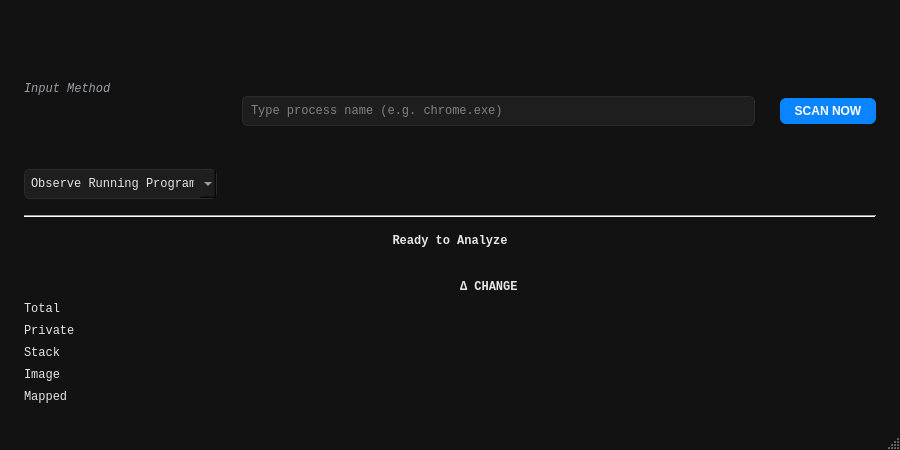
The window that mainwindow.ui (justsomerandomdude264/memyze) describes before a commit, drawn with Qt 5.
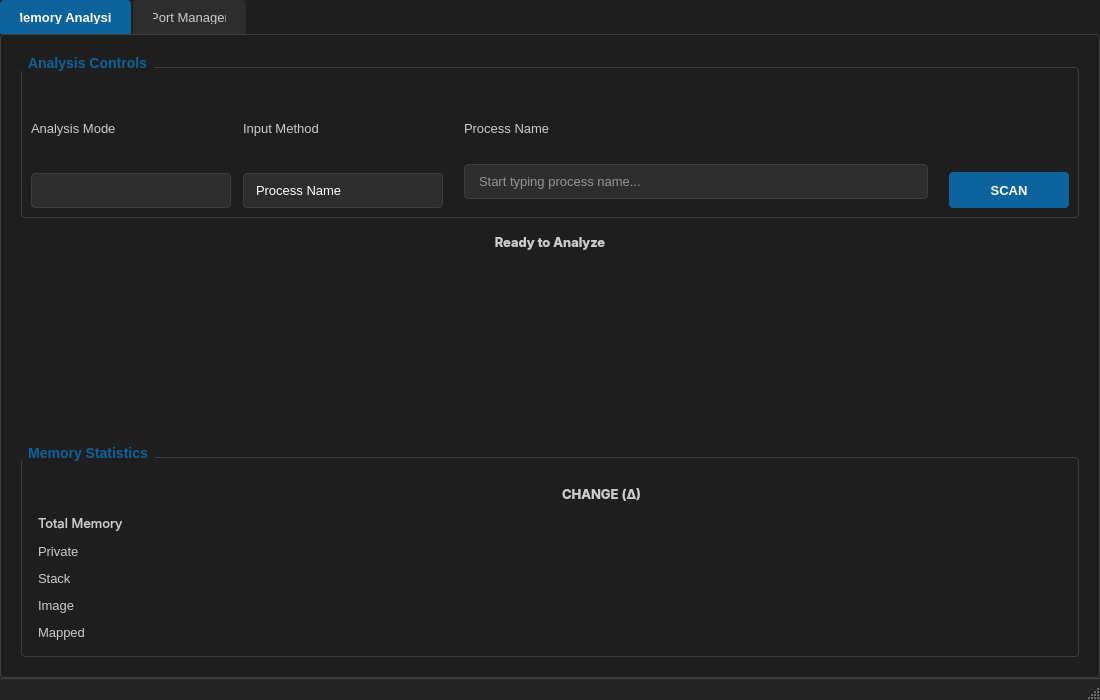
The same window after the commit. The open tabs and pages were chosen to show the change. Icons and pictures are not drawn.

Commit message: Refactor the code, add multi threading and port manager also improving the ui

```diff
--- a/mainwindow.ui
+++ b/mainwindow.ui
@@ -6,11 +6,16 @@
    <rect>
     <x>0</x>
     <y>0</y>
-    <width>900</width>
-    <height>450</height>
+    <width>1100</width>
+    <height>700</height>
    </rect>
   </property>
-
+  <property name="minimumSize">
+   <size>
+    <width>900</width>
+    <height>600</height>
+   </size>
+  </property>
   <property name="windowTitle">
    <string>Memyze</string>
   </property>
@@ -18,157 +23,821 @@
   <!-- ===================== GLOBAL DARK STYLE ===================== -->
   <property name="styleSheet">
    <string notr="true">
-    QMainWindow { background-color: #121212; }
+/* Main Window - Modern Dark Theme */
+QMainWindow {
+    background-color: #1e1e1e;
+}
 
-    QLabel {
-        font-family: Consolas;
-        color: #e6e6e6;
-    }
+/* Tab Widget */
+QTabWidget::pane {
+    border: 1px solid #3e3e3e;
+    background-color: #1e1e1e;
+    border-radius: 4px;
+}
 
-    QLabel#methodLabel { color: #9aa0a6; }
+QTabBar::tab {
+    background-color: #2d2d2d;
+    color: #cccccc;
+    padding: 10px 20px;
+    margin-right: 2px;
+    border-top-left-radius: 4px;
+    border-top-right-radius: 4px;
+    font-family: -apple-system, BlinkMacSystemFont, 'Segoe UI', Roboto, Ubuntu, sans-serif;
+    font-size: 13px;
+}
 
-    QLineEdit, QComboBox {
-        background-color: #1e1e1e;
-        border: 1px solid #2c2c2c;
-        border-radius: 6px;
-        padding: 6px;
-        color: #e6e6e6;
-        font-family: Consolas;
-    }
+QTabBar::tab:selected {
+    background-color: #0e639c;
+    color: white;
+    font-weight: bold;
+}
 
     QLineEdit:focus, QComboBox:focus {
         border: 1px solid #0a84ff;
     }
 
-    QPushButton {
-        background-color: #0a84ff;
-        color: white;
-        border-radius: 6px;
-        padding: 6px 14px;
-    }
+/* Labels */
+QLabel {
+    color: #cccccc;
+    font-family: -apple-system, BlinkMacSystemFont, 'Segoe UI', Roboto, Ubuntu, sans-serif;
+    font-size: 13px;
+}
 
-    QPushButton:hover { background-color: #006edc; }
-    QPushButton:pressed { background-color: #005bb5; }
+QLabel#sectionTitle {
+    font-size: 16px;
+    font-weight: bold;
+    color: #ffffff;
+    padding: 5px 0px;
+}
 
-    QFrame[frameShape="4"] { color: #2c2c2c; }
+QLabel#subtitle {
+    color: #888888;
+    font-size: 12px;
+    font-style: italic;
+}
+
+/* Input Fields */
+QLineEdit, QComboBox {
+    background-color: #2d2d2d;
+    border: 1px solid #3e3e3e;
+    border-radius: 4px;
+    padding: 8px 12px;
+    color: #ffffff;
+    font-family: -apple-system, BlinkMacSystemFont, 'Segoe UI', Roboto, Ubuntu, monospace;
+    font-size: 13px;
+    selection-background-color: #0e639c;
+}
+
+QLineEdit:focus, QComboBox:focus {
+    border: 1px solid #0e639c;
+    background-color: #252525;
+}
+
+QLineEdit:hover, QComboBox:hover {
+    border: 1px solid #505050;
+}
+
+QComboBox::drop-down {
+    border: none;
+    width: 20px;
+}
+
+QComboBox::down-arrow {
+    image: url(:/icons/down-arrow.png);
+    width: 12px;
+    height: 12px;
+}
+
+/* Buttons */
+QPushButton {
+    background-color: #0e639c;
+    color: white;
+    border: none;
+    border-radius: 4px;
+    padding: 10px 20px;
+    font-family: -apple-system, BlinkMacSystemFont, 'Segoe UI', Roboto, Ubuntu, sans-serif;
+    font-size: 13px;
+    font-weight: bold;
+}
+
+QPushButton:hover {
+    background-color: #1177bb;
+}
+
+QPushButton:pressed {
+    background-color: #0d5689;
+}
+
+QPushButton:disabled {
+    background-color: #3e3e3e;
+    color: #666666;
+}
+
+QPushButton#killPortButton {
+    background-color: #c42b1c;
+}
+
+QPushButton#killPortButton:hover {
+    background-color: #e81123;
+}
+
+QPushButton#killPortButton:pressed {
+    background-color: #a21919;
+}
+
+QPushButton#refreshButton {
+    background-color: #107c10;
+}
+
+QPushButton#refreshButton:hover {
+    background-color: #13a313;
+}
+
+/* Table Widget */
+QTableWidget {
+    background-color: #252525;
+    border: 1px solid #3e3e3e;
+    border-radius: 4px;
+    gridline-color: #3e3e3e;
+    color: #cccccc;
+    font-family: -apple-system, BlinkMacSystemFont, 'Segoe UI', Roboto, Ubuntu, monospace;
+    font-size: 12px;
+}
+
+QTableWidget::item {
+    padding: 5px;
+}
+
+QTableWidget::item:selected {
+    background-color: #0e639c;
+    color: white;
+}
+
+QTableWidget::item:hover {
+    background-color: #2d2d2d;
+}
+
+QHeaderView::section {
+    background-color: #2d2d2d;
+    color: #ffffff;
+    padding: 8px;
+    border: none;
+    border-bottom: 2px solid #0e639c;
+    font-weight: bold;
+    font-size: 12px;
+}
+
+QTableWidget QTableCornerButton::section {
+    background-color: #2d2d2d;
+    border: none;
+}
+
+/* Checkboxes */
+QCheckBox {
+    color: #cccccc;
+    spacing: 8px;
+    font-family: -apple-system, BlinkMacSystemFont, 'Segoe UI', Roboto, Ubuntu, sans-serif;
+    font-size: 13px;
+}
+
+QCheckBox::indicator {
+    width: 18px;
+    height: 18px;
+    border: 1px solid #3e3e3e;
+    border-radius: 3px;
+    background-color: #2d2d2d;
+}
+
+QCheckBox::indicator:checked {
+    background-color: #0e639c;
+    border: 1px solid #0e639c;
+}
+
+QCheckBox::indicator:hover {
+    border: 1px solid #0e639c;
+}
+
+/* Group Boxes */
+QGroupBox {
+    border: 1px solid #3e3e3e;
+    border-radius: 4px;
+    margin-top: 12px;
+    padding-top: 12px;
+    color: #ffffff;
+    font-weight: bold;
+    font-size: 14px;
+}
+
+QGroupBox::title {
+    subcontrol-origin: margin;
+    subcontrol-position: top left;
+    padding: 0 5px;
+    color: #0e639c;
+}
+
+/* Scroll Bars */
+QScrollBar:vertical {
+    background-color: #1e1e1e;
+    width: 12px;
+    border-radius: 6px;
+}
+
+QScrollBar::handle:vertical {
+    background-color: #3e3e3e;
+    border-radius: 6px;
+    min-height: 20px;
+}
+
+QScrollBar::handle:vertical:hover {
+    background-color: #505050;
+}
+
+QScrollBar:horizontal {
+    background-color: #1e1e1e;
+    height: 12px;
+    border-radius: 6px;
+}
+
+QScrollBar::handle:horizontal {
+    background-color: #3e3e3e;
+    border-radius: 6px;
+    min-width: 20px;
+}
+
+QScrollBar::add-line, QScrollBar::sub-line {
+    background: none;
+    border: none;
+}
+
+/* Status Bar */
+QStatusBar {
+    background-color: #252525;
+    color: #888888;
+    border-top: 1px solid #3e3e3e;
+    font-size: 11px;
+}
+
+/* Separators */
+QFrame[frameShape=&quot;4&quot;], QFrame[frameShape=&quot;5&quot;] {
+    color: #3e3e3e;
+    background-color: #3e3e3e;
+}
    </string>
   </property>
-
   <widget class="QWidget" name="centralwidget">
-   <layout class="QVBoxLayout" name="mainLayout">
-    <property name="spacing"><number>16</number></property>
-    <property name="leftMargin"><number>24</number></property>
-    <property name="topMargin"><number>24</number></property>
-    <property name="rightMargin"><number>24</number></property>
-    <property name="bottomMargin"><number>24</number></property>
-
-    <!-- ===================== TOP CONTROLS ===================== -->
+   <layout class="QVBoxLayout" name="verticalLayout">
+    <property name="spacing">
+     <number>0</number>
+    </property>
+    <property name="leftMargin">
+     <number>0</number>
+    </property>
+    <property name="topMargin">
+     <number>0</number>
+    </property>
+    <property name="rightMargin">
+     <number>0</number>
+    </property>
+    <property name="bottomMargin">
+     <number>0</number>
+    </property>
     <item>
-     <layout class="QHBoxLayout">
-      <item>
-       <layout class="QVBoxLayout">
+     <widget class="QTabWidget" name="tabWidget">
+      <property name="currentIndex">
+       <number>1</number>
+      </property>
+      <widget class="QWidget" name="memoryTab">
+       <attribute name="title">
+        <string>Memory Analysis</string>
+       </attribute>
+       <layout class="QVBoxLayout" name="verticalLayout_2">
+        <property name="spacing">
+         <number>16</number>
+        </property>
+        <property name="leftMargin">
+         <number>20</number>
+        </property>
+        <property name="topMargin">
+         <number>20</number>
+        </property>
+        <property name="rightMargin">
+         <number>20</number>
+        </property>
+        <property name="bottomMargin">
+         <number>20</number>
+        </property>
         <item>
-         <widget class="QLabel" name="methodLabel">
-          <property name="text"><string>Input Method</string></property>
-          <property name="font"><font><italic>true</italic></font></property>
+         <widget class="QGroupBox" name="controlsGroup">
+          <property name="title">
+           <string>Analysis Controls</string>
+          </property>
+          <layout class="QVBoxLayout" name="verticalLayout_3">
+           <property name="spacing">
+            <number>12</number>
+           </property>
+           <item>
+            <layout class="QHBoxLayout" name="horizontalLayout">
+             <property name="spacing">
+              <number>12</number>
+             </property>
+             <item>
+              <layout class="QVBoxLayout" name="verticalLayout_4">
+               <property name="spacing">
+                <number>6</number>
+               </property>
+               <item>
+                <widget class="QLabel" name="label_2">
+                 <property name="text">
+                  <string>Analysis Mode</string>
+                 </property>
+                </widget>
+               </item>
+               <item>
+                <widget class="QComboBox" name="analysisModeCombo">
+                 <property name="minimumSize">
+                  <size>
+                   <width>200</width>
+                   <height>0</height>
+                  </size>
+                 </property>
+                </widget>
+               </item>
+              </layout>
+             </item>
+             <item>
+              <layout class="QVBoxLayout" name="verticalLayout_5">
+               <property name="spacing">
+                <number>6</number>
+               </property>
+               <item>
+                <widget class="QLabel" name="label_3">
+                 <property name="text">
+                  <string>Input Method</string>
+                 </property>
+                </widget>
+               </item>
+               <item>
+                <widget class="QComboBox" name="modeComboBox">
+                 <property name="minimumSize">
+                  <size>
+                   <width>200</width>
+                   <height>0</height>
+                  </size>
+                 </property>
+                 <item>
+                  <property name="text">
+                   <string>Process Name</string>
+                  </property>
+                 </item>
+                 <item>
+                  <property name="text">
+                   <string>PID Number</string>
+                  </property>
+                 </item>
+                </widget>
+               </item>
+              </layout>
+             </item>
+             <item>
+              <widget class="QStackedWidget" name="stackedWidget">
+               <property name="sizePolicy">
+                <sizepolicy hsizetype="Expanding" vsizetype="Preferred">
+                 <horstretch>0</horstretch>
+                 <verstretch>0</verstretch>
+                </sizepolicy>
+               </property>
+               <widget class="QWidget" name="page">
+                <layout class="QVBoxLayout" name="verticalLayout_6">
+                 <property name="spacing">
+                  <number>6</number>
+                 </property>
+                 <item>
+                  <widget class="QLabel" name="label_4">
+                   <property name="text">
+                    <string>Process Name</string>
+                   </property>
+                  </widget>
+                 </item>
+                 <item>
+                  <widget class="QLineEdit" name="processNameLineEdit">
+                   <property name="placeholderText">
+                    <string>Start typing process name...</string>
+                   </property>
+                  </widget>
+                 </item>
+                </layout>
+               </widget>
+               <widget class="QWidget" name="page_2">
+                <layout class="QVBoxLayout" name="verticalLayout_7">
+                 <property name="spacing">
+                  <number>6</number>
+                 </property>
+                 <item>
+                  <widget class="QLabel" name="label_5">
+                   <property name="text">
+                    <string>Process ID</string>
+                   </property>
+                  </widget>
+                 </item>
+                 <item>
+                  <widget class="QLineEdit" name="pidLineEdit">
+                   <property name="placeholderText">
+                    <string>Enter PID number...</string>
+                   </property>
+                  </widget>
+                 </item>
+                </layout>
+               </widget>
+              </widget>
+             </item>
+             <item>
+              <layout class="QVBoxLayout" name="verticalLayout_8">
+               <property name="spacing">
+                <number>6</number>
+               </property>
+               <item>
+                <widget class="QLabel" name="label_6">
+                 <property name="text">
+                  <string/>
+                 </property>
+                </widget>
+               </item>
+               <item>
+                <widget class="QPushButton" name="scanButton">
+                 <property name="minimumSize">
+                  <size>
+                   <width>120</width>
+                   <height>36</height>
+                  </size>
+                 </property>
+                 <property name="text">
+                  <string>SCAN</string>
+                 </property>
+                </widget>
+               </item>
+              </layout>
+             </item>
+            </layout>
+           </item>
+          </layout>
          </widget>
         </item>
         <item>
-         <widget class="QComboBox" name="modeComboBox">
-          <item><property name="text"><string>Observe Running Program</string></property></item>
-          <item><property name="text"><string>Enter PID Manually</string></property></item>
+         <widget class="QLabel" name="infoLabel">
+          <property name="sizePolicy">
+           <sizepolicy hsizetype="Preferred" vsizetype="Fixed">
+            <horstretch>0</horstretch>
+            <verstretch>0</verstretch>
+           </sizepolicy>
+          </property>
+          <property name="font">
+           <font>
+            <family>-apple-system</family>
+            <pointsize>-1</pointsize>
+            <bold>true</bold>
+           </font>
+          </property>
+          <property name="text">
+           <string>Ready to Analyze</string>
+          </property>
+          <property name="alignment">
+           <set>Qt::AlignmentFlag::AlignCenter</set>
+          </property>
          </widget>
         </item>
+        <item>
+         <widget class="QWidget" name="memoryBarPlaceholder" native="true">
+          <property name="sizePolicy">
+           <sizepolicy hsizetype="Preferred" vsizetype="Expanding">
+            <horstretch>0</horstretch>
+            <verstretch>0</verstretch>
+           </sizepolicy>
+          </property>
+          <property name="minimumSize">
+           <size>
+            <width>0</width>
+            <height>80</height>
+           </size>
+          </property>
+         </widget>
+        </item>
+        <item>
+         <widget class="QGroupBox" name="statsGroup">
+          <property name="title">
+           <string>Memory Statistics</string>
+          </property>
+          <layout class="QGridLayout" name="gridLayout">
+           <property name="leftMargin">
+            <number>16</number>
+           </property>
+           <property name="topMargin">
+            <number>16</number>
+           </property>
+           <property name="rightMargin">
+            <number>16</number>
+           </property>
+           <property name="bottomMargin">
+            <number>16</number>
+           </property>
+           <property name="horizontalSpacing">
+            <number>24</number>
+           </property>
+           <property name="verticalSpacing">
+            <number>12</number>
+           </property>
+           <item row="0" column="1">
+            <widget class="QLabel" name="label_7">
+             <property name="font">
+              <font>
+               <family>-apple-system</family>
+               <pointsize>-1</pointsize>
+               <bold>true</bold>
+              </font>
+             </property>
+             <property name="text">
+              <string>CHANGE (Δ)</string>
+             </property>
+            </widget>
+           </item>
+           <item row="1" column="0">
+            <widget class="QLabel" name="label_8">
+             <property name="font">
+              <font>
+               <family>-apple-system</family>
+               <pointsize>-1</pointsize>
+              </font>
+             </property>
+             <property name="text">
+              <string>Total Memory</string>
+             </property>
+            </widget>
+           </item>
+           <item row="1" column="1">
+            <widget class="QLabel" name="totalChangeLabel">
+             <property name="font">
+              <font>
+               <family>-apple-system</family>
+               <pointsize>-1</pointsize>
+               <bold>true</bold>
+              </font>
+             </property>
+             <property name="text">
+              <string/>
+             </property>
+            </widget>
+           </item>
+           <item row="2" column="0">
+            <widget class="QLabel" name="label_9">
+             <property name="text">
+              <string>Private</string>
+             </property>
+            </widget>
+           </item>
+           <item row="2" column="1">
+            <widget class="QLabel" name="pvtChangeLabel">
+             <property name="text">
+              <string/>
+             </property>
+            </widget>
+           </item>
+           <item row="3" column="0">
+            <widget class="QLabel" name="label_10">
+             <property name="text">
+              <string>Stack</string>
+             </property>
+            </widget>
+           </item>
+           <item row="3" column="1">
+            <widget class="QLabel" name="stkChangeLabel">
+             <property name="text">
+              <string/>
+             </property>
+            </widget>
+           </item>
+           <item row="4" column="0">
+            <widget class="QLabel" name="label_11">
+             <property name="text">
+              <string>Image</string>
+             </property>
+            </widget>
+           </item>
+           <item row="4" column="1">
+            <widget class="QLabel" name="imgChangeLabel">
+             <property name="text">
+              <string/>
+             </property>
+            </widget>
+           </item>
+           <item row="5" column="0">
+            <widget class="QLabel" name="label_12">
+             <property name="text">
+              <string>Mapped</string>
+             </property>
+            </widget>
+           </item>
+           <item row="5" column="1">
+            <widget class="QLabel" name="mapChangeLabel">
+             <property name="text">
+              <string/>
+             </property>
+            </widget>
+           </item>
+          </layout>
+         </widget>
+        </item>
        </layout>
-      </item>
-
-      <item>
-       <widget class="QStackedWidget" name="stackedWidget">
-        <widget class="QWidget">
-         <layout class="QVBoxLayout">
-          <item>
-           <widget class="QLineEdit" name="processNameLineEdit">
-            <property name="placeholderText">
-             <string>Type process name (e.g. chrome.exe)</string>
-            </property>
-           </widget>
-          </item>
-         </layout>
-        </widget>
-        <widget class="QWidget">
-         <layout class="QVBoxLayout">
-          <item>
-           <widget class="QLineEdit" name="pidLineEdit">
-            <property name="placeholderText">
-             <string>Enter PID number...</string>
-            </property>
-           </widget>
-          </item>
-         </layout>
-        </widget>
-       </widget>
-      </item>
-
-      <item>
-       <widget class="QPushButton" name="scanButton">
-        <property name="text"><string>SCAN NOW</string></property>
-        <property name="font"><font><bold>true</bold></font></property>
-       </widget>
-      </item>
-     </layout>
-    </item>
-
-    <item>
-     <widget class="Line">
-      <property name="orientation"><enum>Qt::Horizontal</enum></property>
+      </widget>
+      <widget class="QWidget" name="portTab">
+       <attribute name="title">
+        <string>Port Manager</string>
+       </attribute>
+       <layout class="QVBoxLayout" name="verticalLayout_9">
+        <property name="spacing">
+         <number>16</number>
+        </property>
+        <property name="leftMargin">
+         <number>20</number>
+        </property>
+        <property name="topMargin">
+         <number>20</number>
+        </property>
+        <property name="rightMargin">
+         <number>20</number>
+        </property>
+        <property name="bottomMargin">
+         <number>20</number>
+        </property>
+        <item>
+         <widget class="QGroupBox" name="portControlsGroup">
+          <property name="title">
+           <string>Port Controls</string>
+          </property>
+          <layout class="QHBoxLayout" name="horizontalLayout_2">
+           <property name="spacing">
+            <number>12</number>
+           </property>
+           <item>
+            <widget class="QPushButton" name="portRefreshButton">
+             <property name="minimumSize">
+              <size>
+               <width>0</width>
+               <height>36</height>
+              </size>
+             </property>
+             <property name="text">
+              <string>🔄 Refresh Ports</string>
+             </property>
+            </widget>
+           </item>
+           <item>
+            <widget class="QPushButton" name="killPortButton">
+             <property name="enabled">
+              <bool>false</bool>
+             </property>
+             <property name="minimumSize">
+              <size>
+               <width>0</width>
+               <height>36</height>
+              </size>
+             </property>
+             <property name="text">
+              <string>⚠ Kill Process</string>
+             </property>
+            </widget>
+           </item>
+           <item>
+            <widget class="QCheckBox" name="portAutoRefreshCheck">
+             <property name="text">
+              <string>Auto-refresh (3s)</string>
+             </property>
+            </widget>
+           </item>
+           <item>
+            <spacer name="horizontalSpacer">
+             <property name="orientation">
+              <enum>Qt::Orientation::Horizontal</enum>
+             </property>
+             <property name="sizeHint" stdset="0">
+              <size>
+               <width>40</width>
+               <height>20</height>
+              </size>
+             </property>
+            </spacer>
+           </item>
+           <item>
+            <widget class="QLabel" name="portCountLabel">
+             <property name="font">
+              <font>
+               <family>-apple-system</family>
+               <pointsize>-1</pointsize>
+               <bold>true</bold>
+              </font>
+             </property>
+             <property name="text">
+              <string>Total Ports: 0</string>
+             </property>
+            </widget>
+           </item>
+          </layout>
+         </widget>
+        </item>
+        <item>
+         <widget class="QLabel" name="portStatusLabel">
+          <property name="sizePolicy">
+           <sizepolicy hsizetype="Preferred" vsizetype="Fixed">
+            <horstretch>0</horstretch>
+            <verstretch>0</verstretch>
+           </sizepolicy>
+          </property>
+          <property name="font">
+           <font>
+            <family>-apple-system</family>
+            <pointsize>-1</pointsize>
+            <italic>true</italic>
+           </font>
+          </property>
+          <property name="text">
+           <string>Click 'Refresh Ports' to scan for open ports</string>
+          </property>
+          <property name="alignment">
+           <set>Qt::AlignmentFlag::AlignCenter</set>
+          </property>
+         </widget>
+        </item>
+        <item>
+         <widget class="QTableWidget" name="portTableWidget">
+          <property name="sizePolicy">
+           <sizepolicy hsizetype="Expanding" vsizetype="Expanding">
+            <horstretch>0</horstretch>
+            <verstretch>1</verstretch>
+           </sizepolicy>
+          </property>
+          <property name="alternatingRowColors">
+           <bool>true</bool>
+          </property>
+          <property name="selectionMode">
+           <enum>QAbstractItemView::SelectionMode::SingleSelection</enum>
+          </property>
+          <property name="selectionBehavior">
+           <enum>QAbstractItemView::SelectionBehavior::SelectRows</enum>
+          </property>
+          <property name="sortingEnabled">
+           <bool>true</bool>
+          </property>
+          <attribute name="horizontalHeaderStretchLastSection">
+           <bool>true</bool>
+          </attribute>
+          <column>
+           <property name="text">
+            <string>Port</string>
+           </property>
+          </column>
+          <column>
+           <property name="text">
+            <string>Protocol</string>
+           </property>
+          </column>
+          <column>
+           <property name="text">
+            <string>State</string>
+           </property>
+          </column>
+          <column>
+           <property name="text">
+            <string>PID</string>
+           </property>
+          </column>
+          <column>
+           <property name="text">
+            <string>Process Name</string>
+           </property>
+          </column>
+          <column>
+           <property name="text">
+            <string>Local Address</string>
+           </property>
+          </column>
+         </widget>
+        </item>
+        <item>
+         <widget class="QLabel" name="label">
+          <property name="font">
+           <font>
+            <family>-apple-system</family>
+            <pointsize>-1</pointsize>
+            <italic>true</italic>
+           </font>
+          </property>
+          <property name="text">
+           <string>Select a row and click 'Kill Process' to free up a port instantly</string>
+          </property>
+         </widget>
+        </item>
+       </layout>
+      </widget>
      </widget>
     </item>
-
-    <!-- ===================== STATUS ===================== -->
-    <item>
-     <widget class="QLabel" name="infoLabel">
-      <property name="text"><string>Ready to Analyze</string></property>
-      <property name="alignment"><set>Qt::AlignCenter</set></property>
-      <property name="font"><font><bold>true</bold></font></property>
-     </widget>
-    </item>
-
-    <!-- ===================== MEMORY GRAPH ===================== -->
-    <item>
-     <widget class="QWidget" name="memoryBarPlaceholder" native="true"/>
-    </item>
-
-    <!-- ===================== COMPACT DELTA TABLE ===================== -->
-    <item>
-     <layout class="QGridLayout" name="deltaGrid">
-      <property name="horizontalSpacing"><number>20</number></property>
-      <property name="verticalSpacing"><number>8</number></property>
-
-      <item row="0" column="1">
-       <widget class="QLabel">
-        <property name="text"><string>Δ CHANGE</string></property>
-        <property name="font"><font><bold>true</bold></font></property>
-        <property name="alignment"><set>Qt::AlignLeft</set></property>
-       </widget>
-      </item>
-
-      <item row="1" column="0"><widget class="QLabel"><property name="text"><string>Total</string></property></widget></item>
-      <item row="1" column="1"><widget class="QLabel" name="totalChangeLabel"/></item>
-
-      <item row="2" column="0"><widget class="QLabel"><property name="text"><string>Private</string></property></widget></item>
-      <item row="2" column="1"><widget class="QLabel" name="pvtChangeLabel"/></item>
-
-      <item row="3" column="0"><widget class="QLabel"><property name="text"><string>Stack</string></property></widget></item>
-      <item row="3" column="1"><widget class="QLabel" name="stkChangeLabel"/></item>
-
-      <item row="4" column="0"><widget class="QLabel"><property name="text"><string>Image</string></property></widget></item>
-      <item row="4" column="1"><widget class="QLabel" name="imgChangeLabel"/></item>
-
-      <item row="5" column="0"><widget class="QLabel"><property name="text"><string>Mapped</string></property></widget></item>
-      <item row="5" column="1"><widget class="QLabel" name="mapChangeLabel"/></item>
-     </layout>
-    </item>
-
    </layout>
   </widget>
 
```
Left out of the diff: 11 changed lines with no effect on the pictures. The commit also changes 12 other files.
